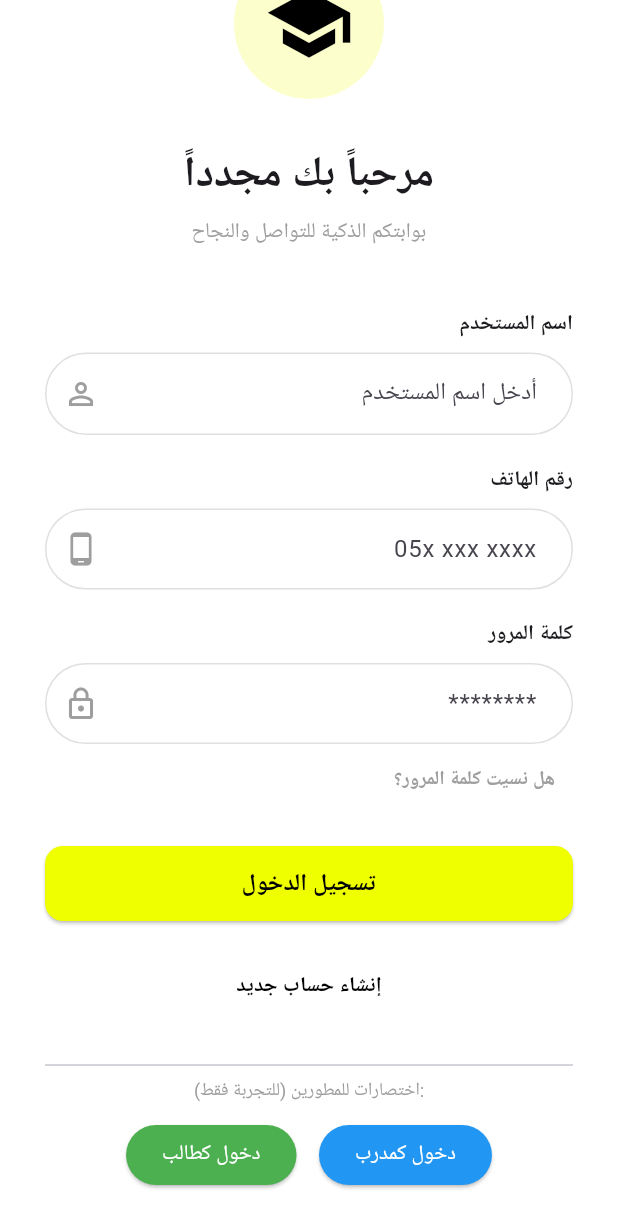
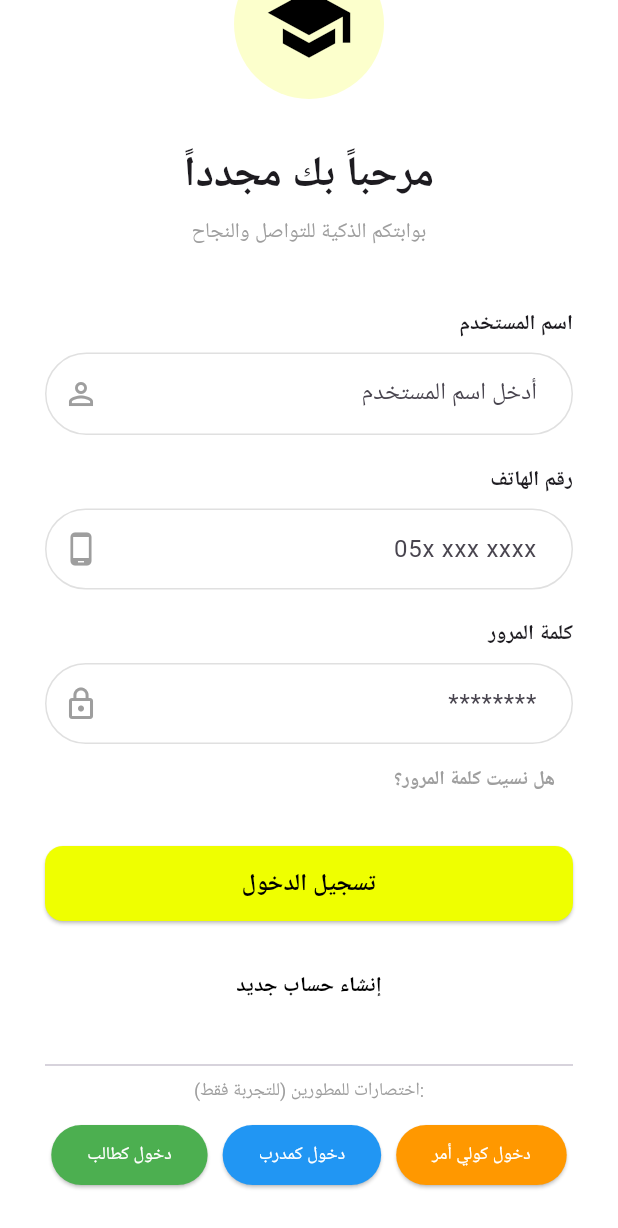
Before and after one commit to majdoulee2006/Edu_Pridge_flutter, a Flutter app: the LoginScreen screen opened directly, scrolled down 84 dp, on a phone screen of 412 x 824 dp. Shown: the top 1228 px of the screen. Run offline on Flutter 3.47's test engine with Material 3 defaults, Android fonts, the phone set to English and light mode, and no system bars; Roboto replaces fonts that are missing (Tajawal).

Commit message:
إضافة زر دخول ولي الأمر لواجهة تسجيل الدخول

```diff
--- a/lib/main.dart
+++ b/lib/main.dart
@@ -21,7 +21,7 @@ class EduBridgeApp extends StatelessWidget {
         fontFamily: 'Tajawal', // هاد بيفيدك لما نركب الخطوط لاحقاً
       ),
  // هاد السطر هو الأهم، بيخبر التطبيق يبدأ من صفحتك
-      home:  TeacherHomeScreen(),
+      home:  OnboardingOne(),
     );
   }
 }
--- a/lib/screens/auth/login_screen.dart
+++ b/lib/screens/auth/login_screen.dart
@@ -1,9 +1,9 @@
+import 'package:edu_pridge_flutter/screens/parents/nav_bar/parent_home.dart';
 import 'package:flutter/material.dart';
-import '../../widgets/student_speed_dial.dart';
-import '../../widgets/teacher_speed_dial.dart';
+//import '../../widgets/student_speed_dial.dart';
+//import '../../widgets/teacher_speed_dial.dart';
 import '../teacher/teacher_home.dart';
 import '../student/nav_bar/student_home_screen.dart';
-//import '../teacher/teacher_home.dart';
 import 'forgot_password_screen.dart';
 // ✅ استيراد صفحة إنشاء الحساب الجديدة
 import 'create_account_screen.dart';
@@ -112,7 +112,10 @@ class LoginScreen extends StatelessWidget {
                 style: ElevatedButton.styleFrom(
                   backgroundColor: const Color(0xFFEFFF00), // لون الزر الأصفر
                   foregroundColor: Colors.black, // لون النص
-                  minimumSize: const Size(double.infinity, 50), // عرض الزر وارتفاعه
+                  minimumSize: const Size(
+                    double.infinity,
+                    50,
+                  ), // عرض الزر وارتفاعه
                   shape: RoundedRectangleBorder(
                     borderRadius: BorderRadius.circular(12), // تدوير الحواف
                   ),
@@ -125,7 +128,7 @@ class LoginScreen extends StatelessWidget {
                     fontFamily: 'Tajawal',
                   ),
                 ),
-              ), // <--- هون كانت الفاصلة الناقصة اللي عاملة المشكلة! ✅
+              ),
 
               const SizedBox(height: 20),
               TextButton(
@@ -157,8 +160,10 @@ class LoginScreen extends StatelessWidget {
                 style: TextStyle(color: Colors.grey, fontSize: 12),
               ),
               const SizedBox(height: 10),
-              Row(
-                mainAxisAlignment: MainAxisAlignment.center,
+              Wrap(
+                alignment: WrapAlignment.center,
+                spacing: 10, // المسافة الأفقية بين الأزرار
+                runSpacing: 10, // المسافة العمودية بين الأزرار
                 children: [
                   ElevatedButton(
                     style: ElevatedButton.styleFrom(
@@ -174,10 +179,9 @@ class LoginScreen extends StatelessWidget {
                     },
                     child: const Text(
                       'دخول كطالب',
-                      style: TextStyle(color: Colors.white),
+                      style: TextStyle(color: Colors.white, fontSize: 12),
                     ),
                   ),
-                  const SizedBox(width: 15),
                   ElevatedButton(
                     style: ElevatedButton.styleFrom(
                       backgroundColor: Colors.blue,
@@ -192,7 +196,25 @@ class LoginScreen extends StatelessWidget {
                     },
                     child: const Text(
                       'دخول كمدرب',
-                      style: TextStyle(color: Colors.white),
+                      style: TextStyle(color: Colors.white, fontSize: 12),
+                    ),
+                  ),
+                  ElevatedButton(
+                    style: ElevatedButton.styleFrom(
+                      backgroundColor: Colors.orange, // لون مميز لولي الأمر
+                    ),
+                    onPressed: () {
+                      Navigator.pushReplacement(
+                        context,
+                        MaterialPageRoute(
+                          // ✅ استدعاء واجهة الأهل
+                          builder: (context) => const ParentsHomeScreen(),
+                        ),
+                      );
+                    },
+                    child: const Text(
+                      'دخول كولي أمر',
+                      style: TextStyle(color: Colors.white, fontSize: 12),
                     ),
                   ),
                 ],
```
